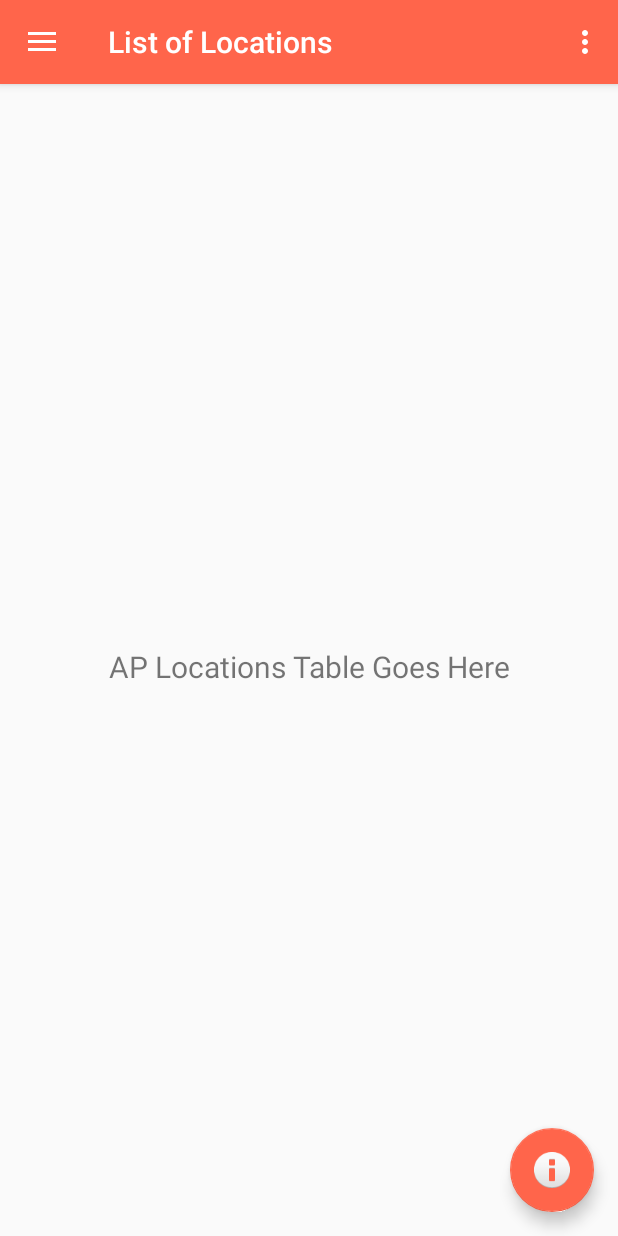
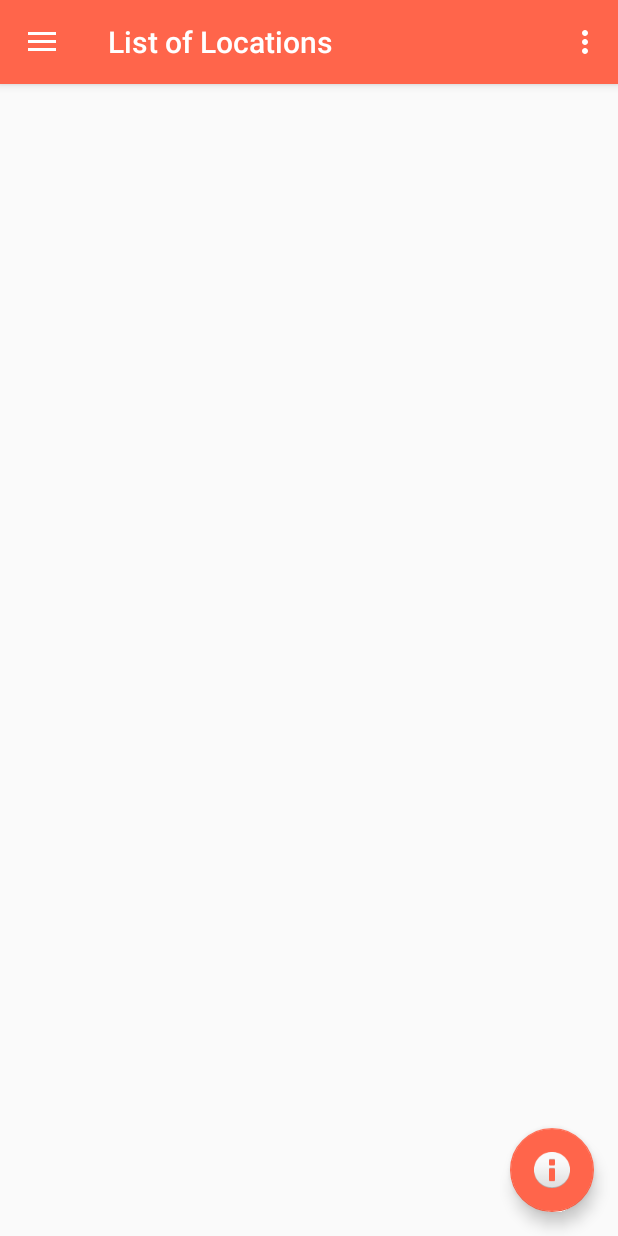
Before and after one commit to hiba1725/Covid_19_Tracker, an Android app: the screen it shows after launch (MainActivity), on a phone screen of 412 x 824 dp. Run offline under Robolectric (Android 15) with nearby library versions, the phone set to English and light mode, and no system bars; our stand-ins replace navigation-ui.

Commit message:
minor changes in code

```diff
--- a/app/src/main/AndroidManifest.xml
+++ b/app/src/main/AndroidManifest.xml
@@ -1,6 +1,11 @@
 <?xml version="1.0" encoding="utf-8"?>
 <manifest xmlns:android="http://schemas.android.com/apk/res/android"
     package="com.example.covid19tracker">
+
+    <uses-permission android:name="android.permission.ACCESS_WIFI_STATE"/>
+    <uses-permission android:name="android.permission.CHANGE_WIFI_STATE"/>
+    <uses-permission android:name="android.permission.ACCESS_COARSE_LOCATION"/>
+    <uses-permission android:name="android.permission.ACCESS_FINE_LOCATION"/>
 
     <application
         android:allowBackup="true"
--- a/app/src/main/java/com/example/covid19tracker/MainActivity.java
+++ b/app/src/main/java/com/example/covid19tracker/MainActivity.java
@@ -2,7 +2,6 @@ package com.example.covid19tracker;
 
 import android.os.Bundle;
 import android.view.View;
-import android.view.Menu;
 
 import com.google.android.material.floatingactionbutton.FloatingActionButton;
 import com.google.android.material.snackbar.Snackbar;
@@ -39,7 +38,7 @@ public class MainActivity extends AppCompatActivity {
         // Passing each menu ID as a set of Ids because each
         // menu should be considered as top level destinations.
         mAppBarConfiguration = new AppBarConfiguration.Builder(
-                R.id.nav_heat_map, R.id.nav_locations, R.id.nav_user_profile)
+                R.id.nav_locations_list, R.id.nav_locations, R.id.nav_user_profile)
                 .setDrawerLayout(drawer)
                 .build();
         NavController navController = Navigation.findNavController(this, R.id.nav_host_fragment);
--- a/app/src/main/java/com/example/covid19tracker/ui/locations_list/LocationsListFragment.java
+++ b/app/src/main/java/com/example/covid19tracker/ui/locations_list/LocationsListFragment.java
@@ -22,20 +22,20 @@ public class LocationsListFragment extends Fragment {
 
     private LocationsListViewModel homeViewModel;
 
-    public View onCreateView(@NonNull LayoutInflater inflater,
-                             ViewGroup container, Bundle savedInstanceState) {
-        homeViewModel =
-                ViewModelProviders.of(this).get(LocationsListViewModel.class);
-        View root = inflater.inflate(R.layout.fragment_locations_list, container, false);
-        final TextView textView = root.findViewById(R.id.text_locations_list);
-        homeViewModel.getText().observe(getViewLifecycleOwner(), new Observer<String>() {
-            @Override
-            public void onChanged(@Nullable String s) {
-                textView.setText(s);
-            }
-        });
-        return root;
-    }
+//    public View onCreateView(@NonNull LayoutInflater inflater,
+//                             ViewGroup container, Bundle savedInstanceState) {
+//        homeViewModel =
+//                ViewModelProviders.of(this).get(LocationsListViewModel.class);
+//        View root = inflater.inflate(R.layout.fragment_locations_list, container, false);
+//        final TextView textView = root.findViewById(R.id.text_locations_list);
+//        homeViewModel.getText().observe(getViewLifecycleOwner(), new Observer<String>() {
+//            @Override
+//            public void onChanged(@Nullable String s) {
+//                textView.setText(s);
+//            }
+//        });
+//        return root;
+//    }
 
     @Override
     public void onCreate(@Nullable Bundle savedInstanceState) {
--- a/app/src/main/res/layout/fragment_locations_list.xml
+++ b/app/src/main/res/layout/fragment_locations_list.xml
@@ -6,18 +6,4 @@
     android:layout_height="match_parent"
     tools:context=".ui.locations_list.LocationsListFragment">
 
-    <TextView
-        android:id="@+id/text_locations_list"
-        android:layout_width="match_parent"
-        android:layout_height="wrap_content"
-        android:layout_marginStart="8dp"
-        android:layout_marginTop="8dp"
-        android:layout_marginEnd="8dp"
-        android:textAlignment="center"
-        android:textSize="20sp"
-        app:layout_constraintBottom_toBottomOf="parent"
-        app:layout_constraintEnd_toEndOf="parent"
-        app:layout_constraintStart_toStartOf="parent"
-        app:layout_constraintTop_toTopOf="parent"
-        android:gravity="center_horizontal" />
 </androidx.constraintlayout.widget.ConstraintLayout>
--- a/app/src/main/res/menu/activity_main_drawer.xml
+++ b/app/src/main/res/menu/activity_main_drawer.xml
@@ -5,16 +5,16 @@
 
     <group android:checkableBehavior="single">
         <item
-            android:id="@+id/nav_heat_map"
+            android:id="@+id/nav_locations_list"
             android:icon="@drawable/ic_heat_map"
-            android:title="Heat Map" />
+            android:title="@string/menu_locations_list" />
         <item
             android:id="@+id/nav_locations"
             android:icon="@drawable/ic_locations"
-            android:title="Places You've Been" />
+            android:title="@string/menu_locations" />
         <item
             android:id="@+id/nav_user_profile"
             android:icon="@drawable/ic_user_profile"
-            android:title="Your Profile" />
+            android:title="@string/menu_user_profile" />
     </group>
 </menu>
--- a/app/src/main/res/navigation/mobile_navigation.xml
+++ b/app/src/main/res/navigation/mobile_navigation.xml
@@ -3,10 +3,10 @@
     xmlns:app="http://schemas.android.com/apk/res-auto"
     xmlns:tools="http://schemas.android.com/tools"
     android:id="@+id/mobile_navigation"
-    app:startDestination="@+id/nav_heat_map">
+    app:startDestination="@+id/nav_locations_list">
 
     <fragment
-        android:id="@+id/nav_heat_map"
+        android:id="@+id/nav_locations_list"
         android:name="com.example.covid19tracker.ui.locations_list.LocationsListFragment"
         android:label="@string/menu_locations_list"
         tools:layout="@layout/fragment_locations_list"/>
```
